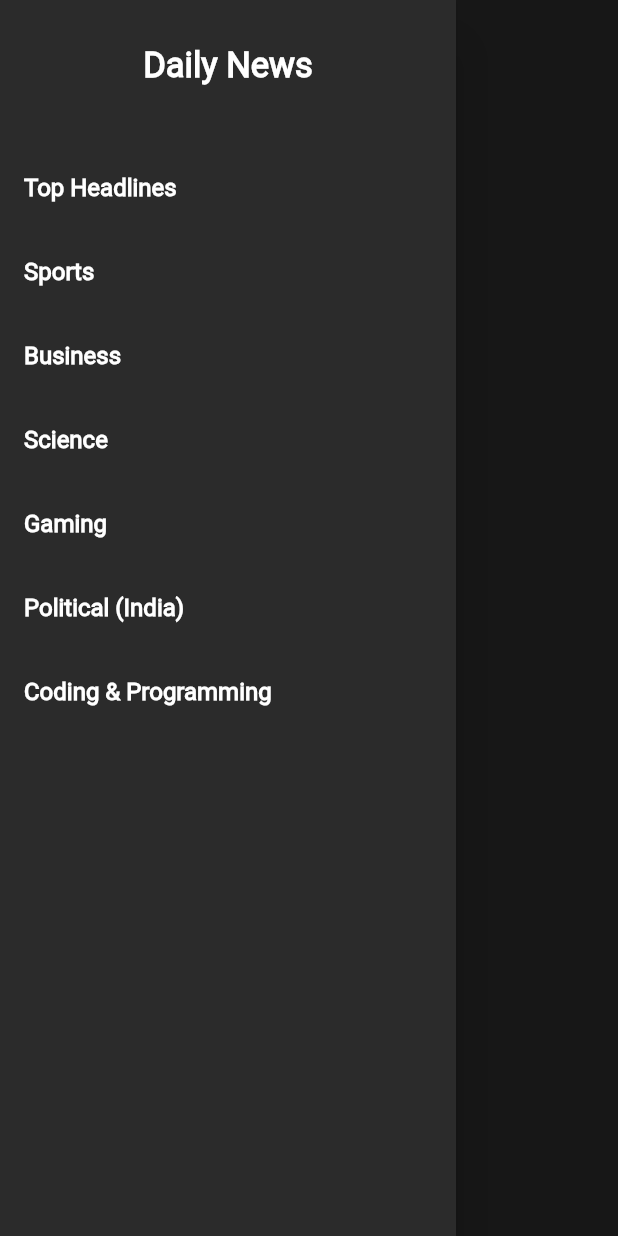
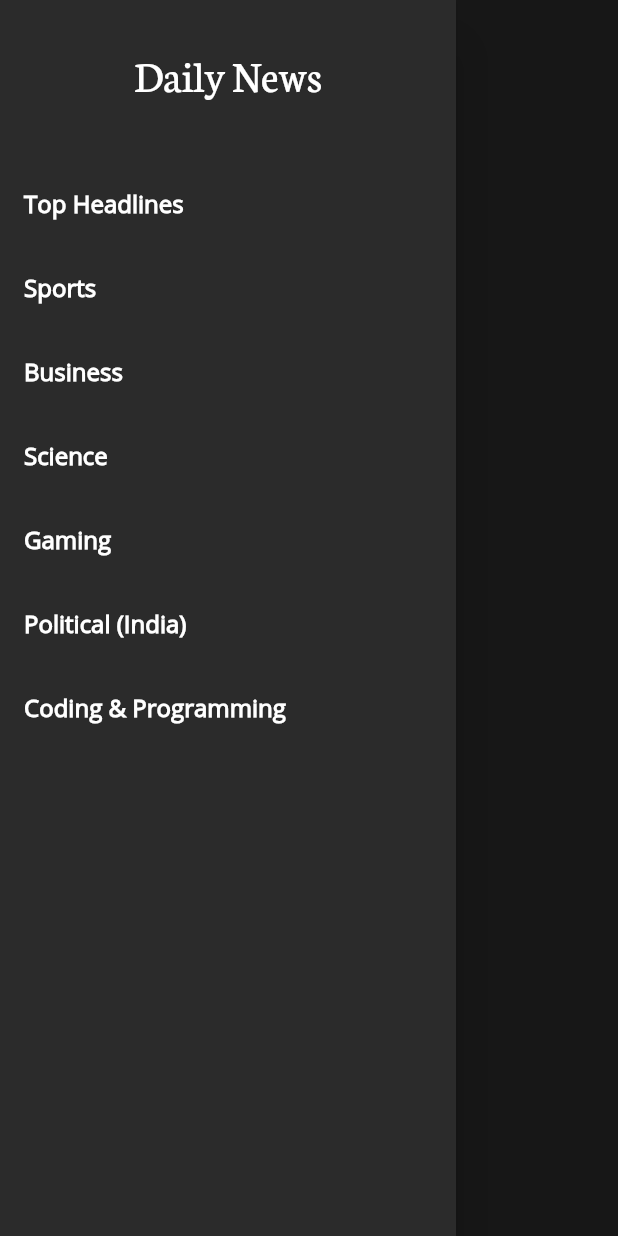
Before and after one commit to prog-harsh/DailyNews, a Flutter app: the MainDrawer widget shown alone on an empty page, opened directly with empty values, on a phone screen of 412 x 824 dp. Run offline on Flutter 3.47's test engine with Material 2 defaults, Android fonts, the phone set to English and light mode, and no system bars; our stand-ins replace cached_network_image, connectivity, pull_to_refresh, webview_flutter; network calls fail.

Commit message:
added fontFamily

```diff
--- a/lib/main.dart
+++ b/lib/main.dart
@@ -16,13 +16,14 @@ class MyApp extends StatelessWidget {
         appBarTheme: AppBarTheme(
           centerTitle: true,
         ),
+        fontFamily: 'OpenSans',
         primaryColor: Color(0xff171717),
         canvasColor: Color(0xff171717),
         textTheme: TextTheme(
           bodyText1: TextStyle(
             color: Colors.white,
-            fontWeight: FontWeight.bold,
-            fontSize: 22,
+            fontSize: 28,
+            fontFamily: 'Neuton',
           ),
           subtitle1: TextStyle(
             color: Colors.white,
--- a/lib/widgets/main_drawer.dart
+++ b/lib/widgets/main_drawer.dart
@@ -28,8 +28,9 @@ class MainDrawer extends StatelessWidget {
                   'Daily News',
                   style: TextStyle(
                     color: Colors.white,
-                    fontSize: 23,
-                    fontWeight: FontWeight.bold,
+                    fontSize: 30,
+                    fontFamily: 'Neuton',
+                    //fontWeight: FontWeight.bold,
                   ),
                 ),
               ),
```
Also changed, not shown: pubspec.yaml (+8 -2 lines), fonts/Neuton-Regular.ttf (added), fonts/OpenSans-Regular.ttf (added), fonts/Roboto-Regular.ttf (deleted), fonts/Ubuntu-Regular.ttf (added).
